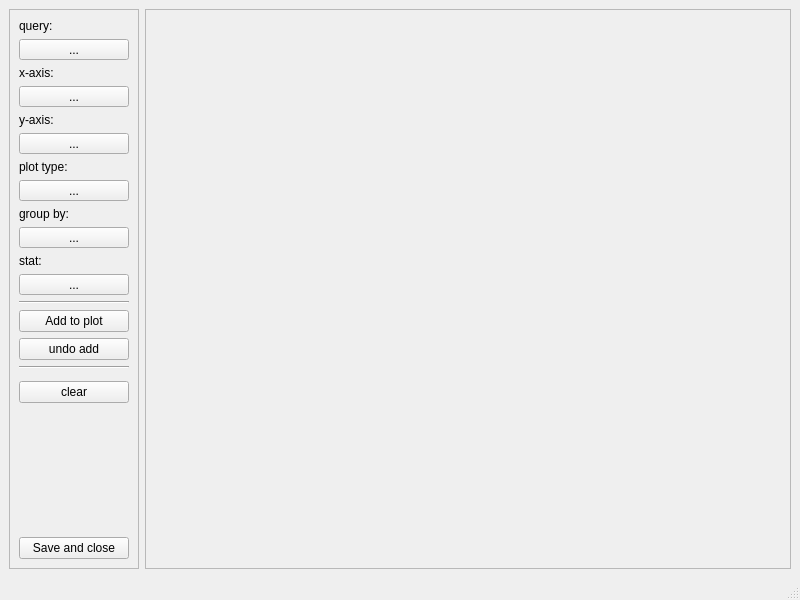
usc-psychsim/psychsim-eval-gui, file ui/plot_window.ui: the form before one commit.
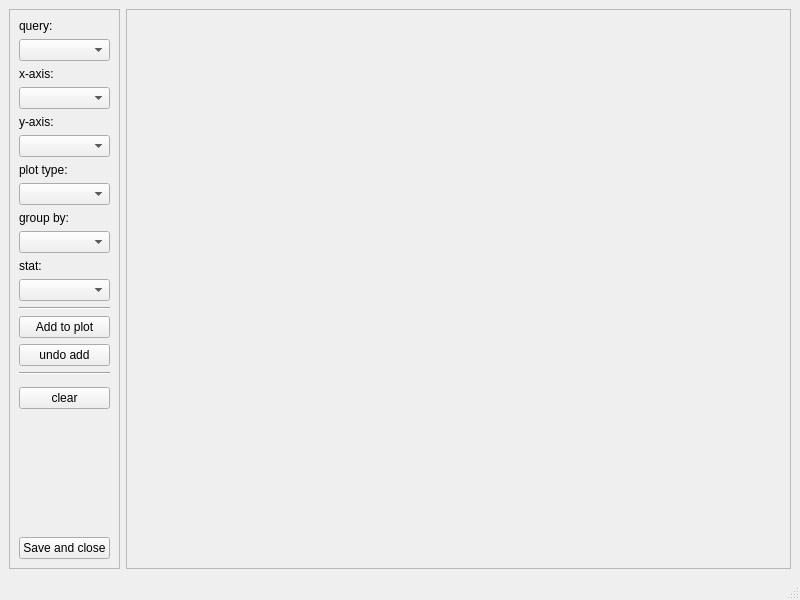
The form after the commit.

The edit to the form file:
```diff
--- a/ui/plot_window.ui
+++ b/ui/plot_window.ui
@@ -68,22 +68,13 @@
            </widget>
           </item>
           <item>
-           <widget class="QToolButton" name="plot_query">
+           <widget class="QComboBox" name="query_combo">
             <property name="sizePolicy">
              <sizepolicy hsizetype="Ignored" vsizetype="Fixed">
               <horstretch>0</horstretch>
               <verstretch>0</verstretch>
              </sizepolicy>
             </property>
-            <property name="minimumSize">
-             <size>
-              <width>110</width>
-              <height>0</height>
-             </size>
-            </property>
-            <property name="text">
-             <string>...</string>
-            </property>
            </widget>
           </item>
           <item>
@@ -100,16 +91,13 @@
            </widget>
           </item>
           <item>
-           <widget class="QToolButton" name="plot_x">
+           <widget class="QComboBox" name="x_combo">
             <property name="sizePolicy">
              <sizepolicy hsizetype="Ignored" vsizetype="Fixed">
               <horstretch>0</horstretch>
               <verstretch>0</verstretch>
              </sizepolicy>
             </property>
-            <property name="text">
-             <string>...</string>
-            </property>
            </widget>
           </item>
           <item>
@@ -126,16 +114,13 @@
            </widget>
           </item>
           <item>
-           <widget class="QToolButton" name="plot_y">
+           <widget class="QComboBox" name="y_combo">
             <property name="sizePolicy">
              <sizepolicy hsizetype="Ignored" vsizetype="Fixed">
               <horstretch>0</horstretch>
               <verstretch>0</verstretch>
              </sizepolicy>
             </property>
-            <property name="text">
-             <string>...</string>
-            </property>
            </widget>
           </item>
           <item>
@@ -152,16 +137,13 @@
            </widget>
           </item>
           <item>
-           <widget class="QToolButton" name="plot_type">
+           <widget class="QComboBox" name="type_combo">
             <property name="sizePolicy">
              <sizepolicy hsizetype="Ignored" vsizetype="Fixed">
               <horstretch>0</horstretch>
               <verstretch>0</verstretch>
              </sizepolicy>
             </property>
-            <property name="text">
-             <string>...</string>
-            </property>
            </widget>
           </item>
           <item>
@@ -172,16 +154,13 @@
            </widget>
           </item>
           <item>
-           <widget class="QToolButton" name="plot_group">
+           <widget class="QComboBox" name="group_combo">
             <property name="sizePolicy">
              <sizepolicy hsizetype="Ignored" vsizetype="Fixed">
               <horstretch>0</horstretch>
               <verstretch>0</verstretch>
              </sizepolicy>
             </property>
-            <property name="text">
-             <string>...</string>
-            </property>
            </widget>
           </item>
           <item>
@@ -197,22 +176,19 @@
             </property>
            </widget>
           </item>
-          <item>
-           <widget class="QToolButton" name="plot_stat">
-            <property name="sizePolicy">
-             <sizepolicy hsizetype="Ignored" vsizetype="Fixed">
-              <horstretch>0</horstretch>
-              <verstretch>0</verstretch>
-             </sizepolicy>
-            </property>
-            <property name="text">
-             <string>...</string>
-            </property>
-           </widget>
-          </item>
          </layout>
         </widget>
        </item>
+       <item>
+        <widget class="QComboBox" name="stat_combo">
+         <property name="sizePolicy">
+          <sizepolicy hsizetype="Ignored" vsizetype="Fixed">
+           <horstretch>0</horstretch>
+           <verstretch>0</verstretch>
+          </sizepolicy>
+         </property>
+        </widget>
+       </item>
        <item>
         <widget class="Line" name="line">
          <property name="orientation">
```
